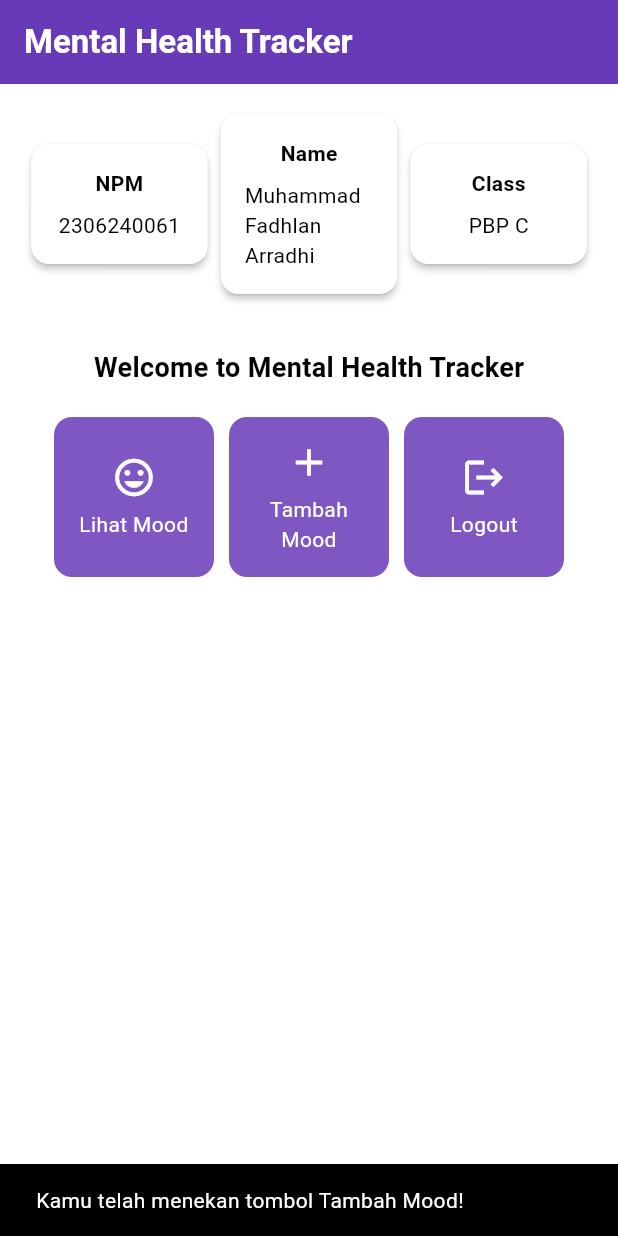
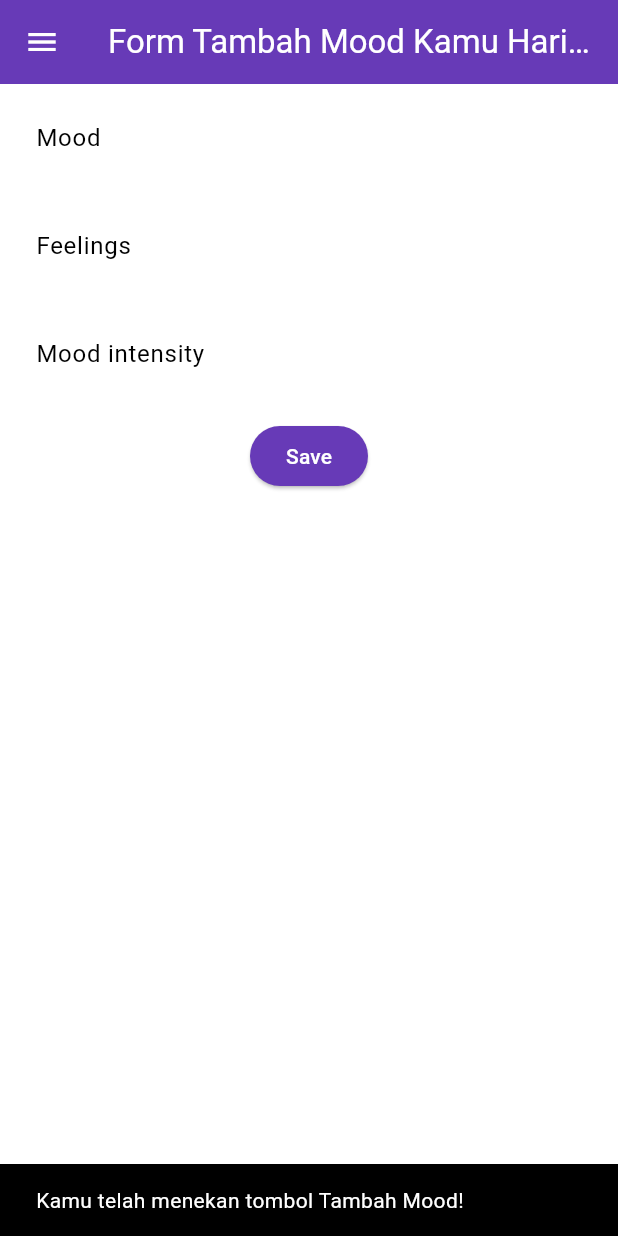
Before and after one commit to Arradhi/MentalHealthFlutter, a Flutter app: the screen it shows after launch, after a tap on "Tambah Mood", on a phone screen of 412 x 824 dp. Run offline on Flutter 3.47's test engine with Material 3 defaults, Android fonts, the phone set to English and light mode, and no system bars.

Commit message:
menyelesaikan tutorial 7

```diff
--- a/lib/main.dart
+++ b/lib/main.dart
@@ -1,5 +1,5 @@
 import 'package:flutter/material.dart';
-import 'package:mental_health_tracker/menu.dart';
+import 'package:mental_health_tracker/screens/menu.dart';
 
 void main() {
   runApp(const MyApp());
--- a/lib/menu.dart
+++ b/lib/screens/menu.dart
@@ -1,10 +1,14 @@
 import 'package:flutter/material.dart';
+import 'package:mental_health_tracker/widgets/left_drawer.dart';
+import 'package:mental_health_tracker/widgets/mood_card.dart';
 
 class MyHomePage extends StatelessWidget {
   final String npm = '2306240061'; // NPM
     final String name = 'Muhammad Fadhlan Arradhi'; // Nama
     final String className = 'PBP C'; // Kelas
     MyHomePage({super.key});
+
+
 
 final List<ItemHomepage> items = [
          ItemHomepage("Lihat Mood", Icons.mood),
@@ -18,6 +22,7 @@ final List<ItemHomepage> items = [
     return Scaffold(
       // AppBar adalah bagian atas halaman yang menampilkan judul.
       appBar: AppBar(
+
         // Judul aplikasi "Mental Health Tracker" dengan teks putih dan tebal.
         title: const Text(
           'Mental Health Tracker',
@@ -28,7 +33,11 @@ final List<ItemHomepage> items = [
         ),
         // Warna latar belakang AppBar diambil dari skema warna tema aplikasi.
         backgroundColor: Theme.of(context).colorScheme.primary,
+        // Mengganti warna icon drawer menjadi putih
+        iconTheme: const IconThemeData(color: Colors.white),
       ),
+      // Masukkan drawer sebagai parameter nilai drawer dari widget Scaffold
+      drawer: const LeftDrawer(),
       // Body halaman dengan padding di sekelilingnya.
       body: Padding(
         padding: const EdgeInsets.all(16.0),
@@ -124,64 +133,3 @@ class InfoCard extends StatelessWidget {
     );
   }
 }
-
-class ItemHomepage {
-     final String name;
-     final IconData icon;
-
-     ItemHomepage(this.name, this.icon);
- }
-
-class ItemCard extends StatelessWidget {
-  // Menampilkan kartu dengan ikon dan nama.
-
-  final ItemHomepage item;
-
-  const ItemCard(this.item, {super.key});
-
-  @override
-  Widget build(BuildContext context) {
-    return Material(
-      // Menentukan warna latar belakang dari tema aplikasi.
-      color: Theme.of(context).colorScheme.secondary,
-      // Membuat sudut kartu melengkung.
-      borderRadius: BorderRadius.circular(12),
-
-      child: InkWell(
-        // Aksi ketika kartu ditekan.
-        onTap: () {
-          // Menampilkan pesan SnackBar saat kartu ditekan.
-          ScaffoldMessenger.of(context)
-            ..hideCurrentSnackBar()
-            ..showSnackBar(
-              SnackBar(content: Text("Kamu telah menekan tombol ${item.name}!"))
-            );
-        },
-        // Container untuk menyimpan Icon dan Text
-        child: Container(
-          padding: const EdgeInsets.all(8),
-          child: Center(
-            child: Column(
-              // Menyusun ikon dan teks di tengah kartu.
-              mainAxisAlignment: MainAxisAlignment.center,
-              children: [
-                Icon(
-                  item.icon,
-                  color: Colors.white,
-                  size: 30.0,
-                ),
-                const Padding(padding: EdgeInsets.all(3)),
-                Text(
-                  item.name,
-                  textAlign: TextAlign.center,
-                  style: const TextStyle(color: Colors.white),
-                ),
-              ],
-            ),
-          ),
-        ),
-      ),
-    );
-  }
-
-}
--- /dev/null
+++ b/lib/screens/moodentry_form.dart
@@ -0,0 +1,158 @@
+import 'package:flutter/material.dart';
+import 'package:mental_health_tracker/widgets/left_drawer.dart';
+
+class MoodEntryFormPage extends StatefulWidget {
+  const MoodEntryFormPage({super.key});
+
+  @override
+  State<MoodEntryFormPage> createState() => _MoodEntryFormPageState();
+}
+
+class _MoodEntryFormPageState extends State<MoodEntryFormPage> {
+final _formKey = GlobalKey<FormState>();
+String _mood = "";
+	String _feelings = "";
+	int _moodIntensity = 0;
+  @override
+  Widget build(BuildContext context) {
+    return Scaffold(
+  appBar: AppBar(
+    title: const Center(
+      child: Text(
+        'Form Tambah Mood Kamu Hari ini',
+      ),
+    ),
+    backgroundColor: Theme.of(context).colorScheme.primary,
+    foregroundColor: Colors.white,
+  ),
+  drawer: const LeftDrawer(),
+  body: Form(
+     key: _formKey,
+  child: SingleChildScrollView(
+child: Column(crossAxisAlignment: CrossAxisAlignment.start,
+  children: [
+    Padding(
+      padding: const EdgeInsets.all(8.0),
+      child: TextFormField(
+        decoration: InputDecoration(
+          hintText: "Mood",
+          labelText: "Mood",
+          border: OutlineInputBorder(
+            borderRadius: BorderRadius.circular(5.0),
+          ),
+        ),
+        onChanged: (String? value) {
+          setState(() {
+            _mood = value!;
+          });
+        },
+        validator: (String? value) {
+          if (value == null || value.isEmpty) {
+            return "Mood tidak boleh kosong!";
+          }
+          return null;
+        },
+      ),
+    ),
+  Padding(
+  padding: const EdgeInsets.all(8.0),
+  child: TextFormField(
+    decoration: InputDecoration(
+      hintText: "Feelings",
+      labelText: "Feelings",
+      border: OutlineInputBorder(
+        borderRadius: BorderRadius.circular(5.0),
+      ),
+    ),
+    onChanged: (String? value) {
+      setState(() {
+        _feelings = value!;
+      });
+    },
+    validator: (String? value) {
+      if (value == null || value.isEmpty) {
+        return "Feelings tidak boleh kosong!";
+      }
+      return null;
+    },
+  ),
+),
+Padding(
+  padding: const EdgeInsets.all(8.0),
+  child: TextFormField(
+    decoration: InputDecoration(
+      hintText: "Mood intensity",
+      labelText: "Mood intensity",
+      border: OutlineInputBorder(
+        borderRadius: BorderRadius.circular(5.0),
+      ),
+    ),
+    onChanged: (String? value) {
+      setState(() {
+        _moodIntensity = int.tryParse(value!) ?? 0;
+      });
+    },
+    validator: (String? value) {
+      if (value == null || value.isEmpty) {
+        return "Mood intensity tidak boleh kosong!";
+      }
+      if (int.tryParse(value) == null) {
+        return "Mood intensity harus berupa angka!";
+      }
+      return null;
+    },
+  ),
+),Align(
+  alignment: Alignment.bottomCenter,
+  child: Padding(
+    padding: const EdgeInsets.all(8.0),
+    child: ElevatedButton(
+      style: ButtonStyle(
+        backgroundColor: WidgetStateProperty.all(
+            Theme.of(context).colorScheme.primary),
+      ),
+      onPressed: () {
+        if (_formKey.currentState!.validate()) {
+             showDialog(
+        context: context,
+        builder: (context) {
+          return AlertDialog(
+            title: const Text('Mood berhasil tersimpan'),
+            content: SingleChildScrollView(
+              child: Column(
+                crossAxisAlignment: CrossAxisAlignment.start,
+                children: [
+                  Text('Mood: $_mood'),
+                  Text('Feeling $_feelings'),
+                  Text('Mood Intensity: $_moodIntensity'),
+                ],
+              ),
+            ),
+            actions: [
+              TextButton(
+                child: const Text('OK'),
+                onPressed: () {
+                  Navigator.pop(context);
+                  _formKey.currentState!.reset();
+                },
+              ),
+            ],
+          );
+        },
+      );
+
+        }
+      },
+      child: const Text(
+        "Save",
+        style: TextStyle(color: Colors.white),
+      ),
+    ),
+  ),
+),],
+),
+)
+),
+);
+  }
+}
--- /dev/null
+++ b/lib/widgets/left_drawer.dart
@@ -0,0 +1,68 @@
+import 'package:flutter/material.dart';
+import 'package:mental_health_tracker/screens/menu.dart';
+import 'package:mental_health_tracker/screens/moodentry_form.dart';
+
+class LeftDrawer extends StatelessWidget {
+  const LeftDrawer({super.key});
+
+  @override
+  Widget build(BuildContext context) {
+    return Drawer(
+      child: ListView(
+        children: [
+          DrawerHeader(
+            decoration: BoxDecoration(
+      color: Theme.of(context).colorScheme.primary,
+    ),
+    child: const Column(
+      children: [
+        Text(
+          'Mental Health Tracker',
+          textAlign: TextAlign.center,
+          style: TextStyle(
+            fontSize: 24,
+            fontWeight: FontWeight.bold,
+            color: Colors.white,
+          ),
+        ),
+        Padding(padding: EdgeInsets.all(8)),
+        Text(
+          "Ayo jaga kesehatan mentalmu setiap hari disini!",
+          style: TextStyle(
+            fontSize: 15,
+            color: Colors.white,
+            fontWeight: FontWeight.normal,
+          ),
+          textAlign: TextAlign.center,
+        ),
+      ],
+    ),
+          ),
+            ListTile(
+    leading: const Icon(Icons.home_outlined),
+    title: const Text('Halaman Utama'),
+    // Bagian redirection ke MyHomePage
+    onTap: () {
+      Navigator.pushReplacement(
+          context,
+          MaterialPageRoute(
+            builder: (context) => MyHomePage(),
+          ));
+    },
+  ),
+  ListTile(
+    leading: const Icon(Icons.mood),
+    title: const Text('Tambah Mood'),
+    // Bagian redirection ke MoodEntryFormPage
+    onTap: () {
+      Navigator.push(
+        context,
+        MaterialPageRoute(builder: (context) => MoodEntryFormPage()),
+      );
+    },
+  ),
+        ],
+      ),
+    );
+  }
+}
--- /dev/null
+++ b/lib/widgets/mood_card.dart
@@ -0,0 +1,72 @@
+import 'package:mental_health_tracker/screens/moodentry_form.dart';
+import 'package:flutter/material.dart';
+
+
+class ItemHomepage {
+     final String name;
+     final IconData icon;
+
+     ItemHomepage(this.name, this.icon);
+ }
+
+class ItemCard extends StatelessWidget {
+  // Menampilkan kartu dengan ikon dan nama.
+
+  final ItemHomepage item;
+
+  const ItemCard(this.item, {super.key});
+
+  @override
+  Widget build(BuildContext context) {
+    return Material(
+      // Menentukan warna latar belakang dari tema aplikasi.
+      color: Theme.of(context).colorScheme.secondary,
+      // Membuat sudut kartu melengkung.
+      borderRadius: BorderRadius.circular(12),
+
+      child: InkWell(
+        // Aksi ketika kartu ditekan.
+        onTap: () {
+          // Menampilkan pesan SnackBar saat kartu ditekan.
+          ScaffoldMessenger.of(context)
+            ..hideCurrentSnackBar()
+            ..showSnackBar(
+              SnackBar(content: Text("Kamu telah menekan tombol ${item.name}!"))
+            );
+            // Navigate ke route yang sesuai (tergantung jenis tombol)
+  if (item.name == "Tambah Mood") {
+    Navigator.push(
+      context,
+      MaterialPageRoute(builder: (context) => MoodEntryFormPage()),
+    );
+  }
+
+        },
+        // Container untuk menyimpan Icon dan Text
+        child: Container(
+          padding: const EdgeInsets.all(8),
+          child: Center(
+            child: Column(
+              // Menyusun ikon dan teks di tengah kartu.
+              mainAxisAlignment: MainAxisAlignment.center,
+              children: [
+                Icon(
+                  item.icon,
+                  color: Colors.white,
+                  size: 30.0,
+                ),
+                const Padding(padding: EdgeInsets.all(3)),
+                Text(
+                  item.name,
+                  textAlign: TextAlign.center,
+                  style: const TextStyle(color: Colors.white),
+                ),
+              ],
+            ),
+          ),
+        ),
+      ),
+    );
+  }
+
+}
```
